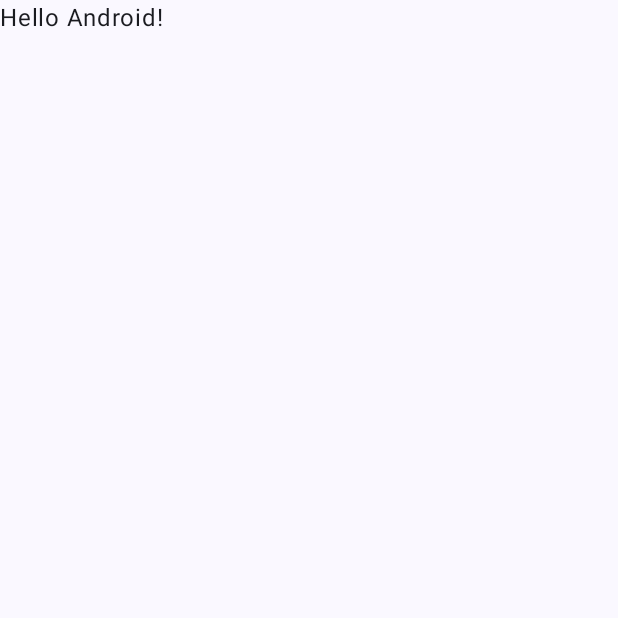
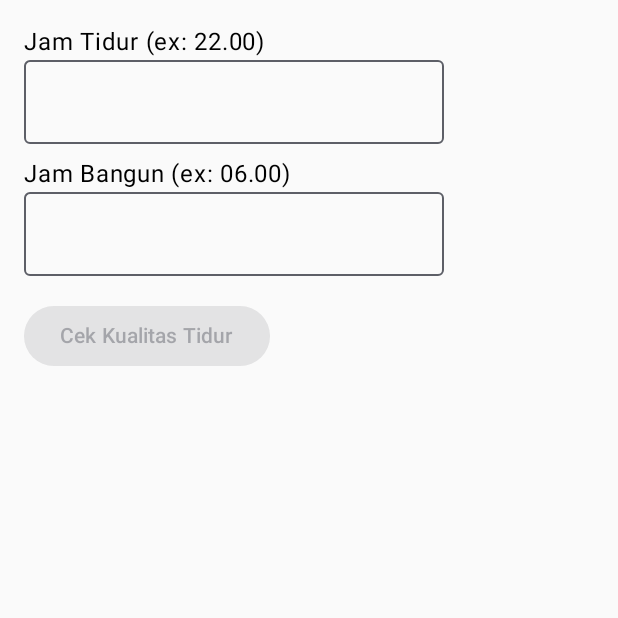
Before and after one commit to fauzanrdynsyh/Fauzan_SleepQuality, an Android app built with Jetpack Compose: the screen it shows after launch (MainActivity), on a phone screen of 412 x 824 dp, the top half of it. Before the commit the part shown is almost empty. Run offline under Robolectric (Android 15) with nearby library versions, the phone set to English and light mode, and no system bars.

Commit message:
Menambahkan TopBar di ResultScreen , Menambahkan Inputan di InputScreen

```diff
--- a/app/src/main/java/com/fauzan0111/fauzan_sleepquality/MainActivity.kt
+++ b/app/src/main/java/com/fauzan0111/fauzan_sleepquality/MainActivity.kt
@@ -1,16 +1,13 @@
 package com.fauzan0111.fauzan_sleepquality
+
 
 import android.os.Bundle
 import androidx.activity.ComponentActivity
 import androidx.activity.compose.setContent
 import androidx.activity.enableEdgeToEdge
-import androidx.compose.foundation.layout.fillMaxSize
-import androidx.compose.foundation.layout.padding
-import androidx.compose.material3.Scaffold
-import androidx.compose.material3.Text
 import androidx.compose.runtime.Composable
-import androidx.compose.ui.Modifier
-import androidx.compose.ui.tooling.preview.Preview
+import androidx.navigation.compose.rememberNavController
+import com.fauzan0111.fauzan_sleepquality.nav.NavGraph
 import com.fauzan0111.fauzan_sleepquality.ui.theme.Fauzan_SleepQualityTheme
 
 class MainActivity : ComponentActivity() {
@@ -19,29 +16,14 @@ class MainActivity : ComponentActivity() {
         enableEdgeToEdge()
         setContent {
             Fauzan_SleepQualityTheme {
-                Scaffold(modifier = Modifier.fillMaxSize()) { innerPadding ->
-                    Greeting(
-                        name = "Android",
-                        modifier = Modifier.padding(innerPadding)
-                    )
-                }
+                SleepApp()
             }
         }
     }
 }
 
 @Composable
-fun Greeting(name: String, modifier: Modifier = Modifier) {
-    Text(
-        text = "Hello $name!",
-        modifier = modifier
-    )
+fun SleepApp() {
+    val navController = rememberNavController()
+    NavGraph(navController = navController)
 }
-
-@Preview(showBackground = true)
-@Composable
-fun GreetingPreview() {
-    Fauzan_SleepQualityTheme {
-        Greeting("Android")
-    }
-}
--- a/app/src/main/java/com/fauzan0111/fauzan_sleepquality/nav/SleepNavGraph.kt
+++ b/app/src/main/java/com/fauzan0111/fauzan_sleepquality/nav/SleepNavGraph.kt
@@ -1 +1,24 @@
 package com.fauzan0111.fauzan_sleepquality.nav
+
+import androidx.compose.runtime.Composable
+import androidx.navigation.NavHostController
+import androidx.navigation.compose.NavHost
+import androidx.navigation.compose.composable
+import com.fauzan0111.fauzan_sleepquality.screens.InputScreen
+import com.fauzan0111.fauzan_sleepquality.screens.ResultScreen
+
+@Composable
+fun NavGraph(navController: NavHostController) {
+    NavHost(
+        navController = navController,
+        startDestination = Screen.Input.route
+    ) {
+        composable(route = Screen.Input.route) {
+            InputScreen(navController = navController)
+        }
+        composable(route = Screen.Result.route) { backStackEntry ->
+            val sleepHours = backStackEntry.arguments?.getString("sleepHours")?.toFloatOrNull() ?: 0f
+            ResultScreen(sleepHours = sleepHours, navController = navController)
+        }
+    }
+}
--- a/app/src/main/java/com/fauzan0111/fauzan_sleepquality/screens/InputScreen.kt
+++ b/app/src/main/java/com/fauzan0111/fauzan_sleepquality/screens/InputScreen.kt
@@ -1 +1,45 @@
 package com.fauzan0111.fauzan_sleepquality.screens
+
+import androidx.compose.foundation.layout.*
+import androidx.compose.material3.*
+import androidx.compose.runtime.*
+import androidx.compose.ui.Modifier
+import androidx.compose.ui.unit.dp
+import androidx.navigation.NavController
+import com.fauzan0111.fauzan_sleepquality.util.calculateSleepHours
+import com.fauzan0111.fauzan_sleepquality.nav.Screen
+
+
+@Composable
+fun InputScreen(navController: NavController) {
+    var sleepTime by remember { mutableStateOf("") }
+    var wakeTime by remember { mutableStateOf("") }
+
+    val isValid = sleepTime.isNotBlank() && wakeTime.isNotBlank()
+
+    Column(
+        modifier = Modifier
+            .fillMaxSize()
+            .padding(16.dp),
+    ) {
+        Text("Jam Tidur (ex: 22.00)")
+        OutlinedTextField(value = sleepTime, onValueChange = { sleepTime = it })
+
+        Spacer(modifier = Modifier.height(8.dp))
+
+        Text("Jam Bangun (ex: 06.00)")
+        OutlinedTextField(value = wakeTime, onValueChange = { wakeTime = it })
+
+        Spacer(modifier = Modifier.height(16.dp))
+
+        Button(
+            onClick = {
+                val sleepHours = calculateSleepHours(sleepTime, wakeTime)
+                navController.navigate(Screen.Result.createRoute(sleepHours))
+            },
+            enabled = isValid
+        ) {
+            Text("Cek Kualitas Tidur")
+        }
+    }
+}
```
Also changed, not shown: app/src/main/java/com/fauzan0111/fauzan_sleepquality/screens/ResultScreen.kt (+58 -0 lines), app/src/main/java/com/fauzan0111/fauzan_sleepquality/util/SleepCalculator.kt (+17 -0 lines).
